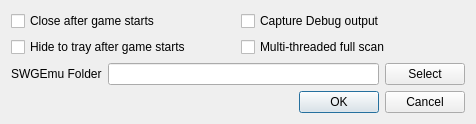
Old version of the form settings.ui in the repository TheAnswer/Launchpad.
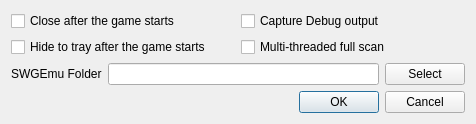
New version of the form.

Commit message: [fixed] settings typos [release] 0.16

```diff
--- a/settings.ui
+++ b/settings.ui
@@ -22,7 +22,7 @@
         <enum>Qt::LeftToRight</enum>
        </property>
        <property name="text">
-        <string>Close after game starts</string>
+        <string>Close after the game starts</string>
        </property>
       </widget>
      </item>
@@ -40,7 +40,7 @@
      <item row="0" column="0">
       <widget class="QCheckBox" name="checkBox_minimize">
        <property name="text">
-        <string>Hide to tray after game starts</string>
+        <string>Hide to tray after the game starts</string>
        </property>
       </widget>
      </item>
```
